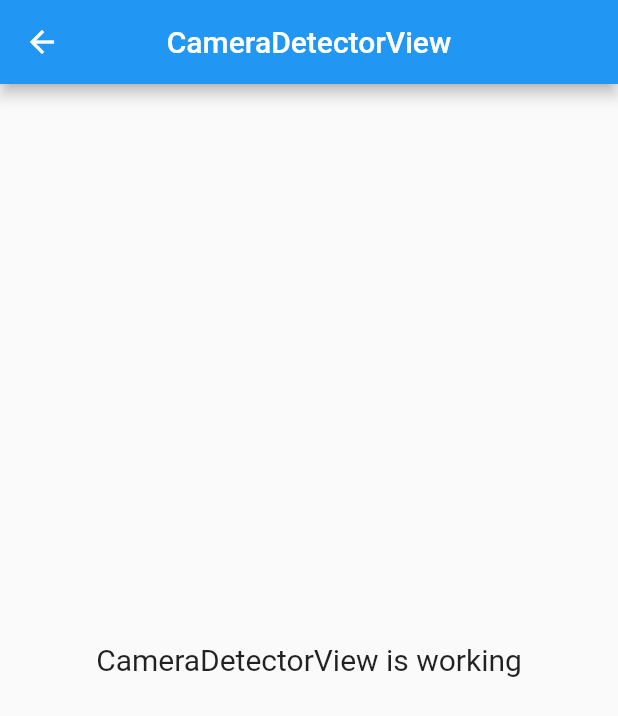
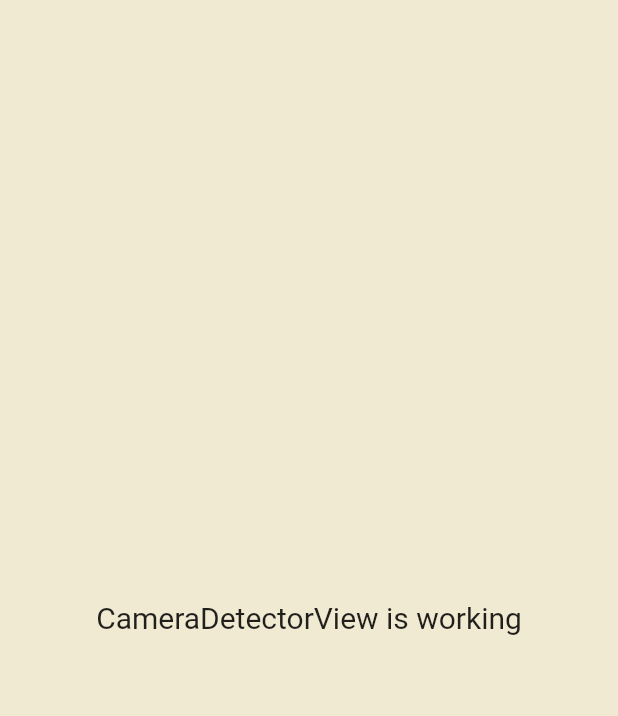
Before and after one commit to zzeeyyaa/Trash-Classification, a Flutter app: the CameraDetectorView screen opened by its route, on a phone screen of 412 x 824 dp. Shown: the top 716 px of the screen. Run offline on Flutter 3.47's test engine with Material 2 defaults, Android fonts, the light colour scheme and no system bars; our stand-ins replace get.

Commit message:
fix bacground color to all pages

```diff
--- a/lib/app/modules/camera_detector/views/camera_detector_view.dart
+++ b/lib/app/modules/camera_detector/views/camera_detector_view.dart
@@ -9,10 +9,7 @@ class CameraDetectorView extends GetView<CameraDetectorController> {
   @override
   Widget build(BuildContext context) {
     return Scaffold(
-      appBar: AppBar(
-        title: const Text('CameraDetectorView'),
-        centerTitle: true,
-      ),
+      backgroundColor: Color(0xffF0EAD2),
       body: Center(
         child: Text(
           'CameraDetectorView is working',
--- a/lib/app/modules/cart/views/cart_view.dart
+++ b/lib/app/modules/cart/views/cart_view.dart
@@ -10,6 +10,7 @@ class CartView extends GetView<CartController> {
   @override
   Widget build(BuildContext context) {
     return Scaffold(
+      backgroundColor: Color(0xffF0EAD2),
       body: Center(
         child: Text(
           'CartView is working',
--- a/lib/app/modules/detailSampah/views/detail_sampah_view.dart
+++ b/lib/app/modules/detailSampah/views/detail_sampah_view.dart
@@ -10,6 +10,7 @@ class DetailSampahView extends GetView<DetailSampahController> {
   @override
   Widget build(BuildContext context) {
     return Scaffold(
+      backgroundColor: Color(0xffF0EAD2),
       body: Center(
         child: Text(
           'DetailSampahView is working',
--- a/lib/app/modules/home/views/home_view.dart
+++ b/lib/app/modules/home/views/home_view.dart
@@ -10,7 +10,7 @@ class HomeView extends GetView<HomeController> {
   @override
   Widget build(BuildContext context) {
     return Scaffold(
-      backgroundColor: Color.fromARGB(255, 255, 255, 255),
+      backgroundColor: Color(0xffF0EAD2),
       body: Column(
         mainAxisAlignment: MainAxisAlignment.end,
         children: [
--- a/lib/app/modules/info/views/info_view.dart
+++ b/lib/app/modules/info/views/info_view.dart
@@ -10,6 +10,7 @@ class InfoView extends GetView<InfoController> {
   @override
   Widget build(BuildContext context) {
     return Scaffold(
+      backgroundColor: Color(0xffF0EAD2),
       body: Center(
         child: Text(
           'InfoView is working',
--- a/lib/app/modules/payment/views/payment_view.dart
+++ b/lib/app/modules/payment/views/payment_view.dart
@@ -9,6 +9,7 @@ class PaymentView extends GetView<PaymentController> {
   @override
   Widget build(BuildContext context) {
     return Scaffold(
+      backgroundColor: Color(0xffF0EAD2),
       appBar: AppBar(
         title: const Text('PaymentView'),
         centerTitle: true,
--- a/lib/app/modules/profile/views/profile_view.dart
+++ b/lib/app/modules/profile/views/profile_view.dart
@@ -10,7 +10,7 @@ class ProfileView extends GetView<ProfileController> {
   @override
   Widget build(BuildContext context) {
     return Scaffold(
-      backgroundColor: Color.fromARGB(255, 255, 255, 255),
+      backgroundColor: Color(0xffF0EAD2),
       body: Container(
         height: Get.height,
         width: Get.width,
```
